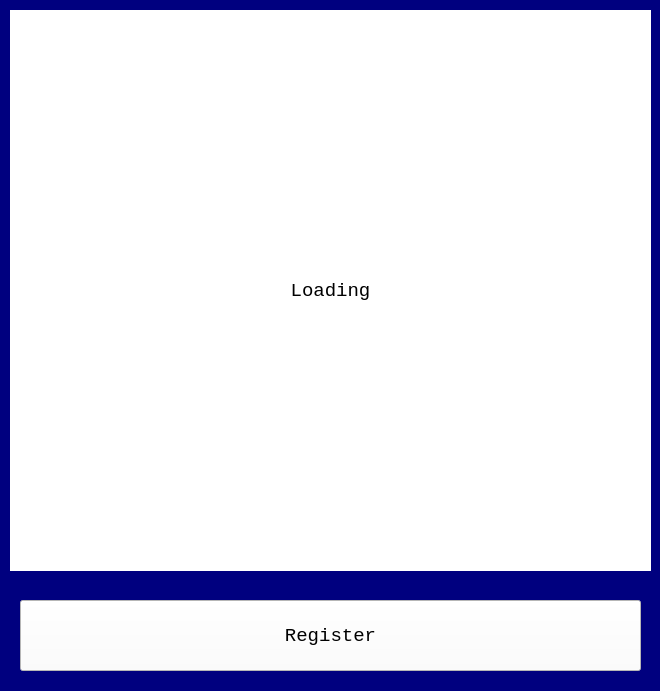
First picture: the form in untitled.ui, repository Fsociety-Mrn/AIoT-Smartlock, before the edit.
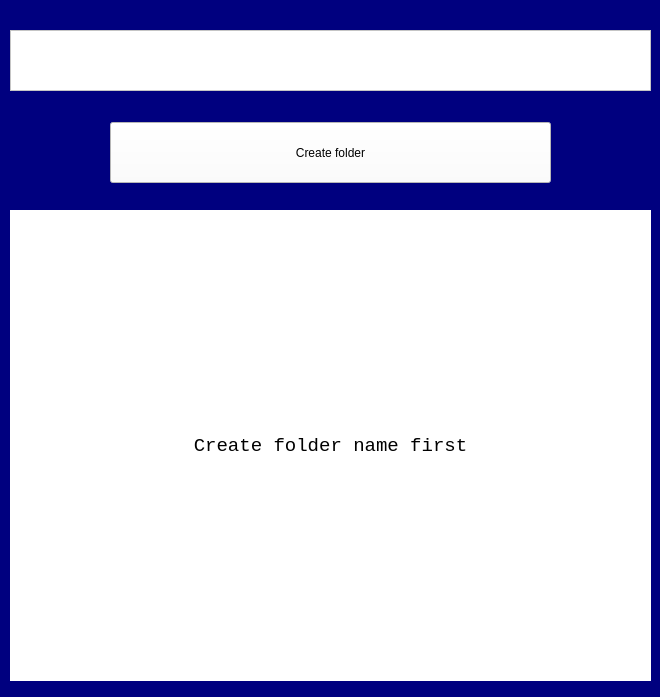
Second picture: the form after the edit.

What changed in the file:
```diff
--- a/untitled.ui
+++ b/untitled.ui
@@ -10,7 +10,7 @@
     <x>0</x>
     <y>0</y>
     <width>660</width>
-    <height>691</height>
+    <height>697</height>
    </rect>
   </property>
   <property name="windowTitle">
@@ -30,9 +30,9 @@
     <property name="geometry">
      <rect>
       <x>10</x>
-      <y>10</y>
+      <y>210</y>
       <width>641</width>
-      <height>561</height>
+      <height>471</height>
      </rect>
     </property>
     <property name="font">
@@ -45,38 +45,39 @@
      <string notr="true">background-color:rgb(255, 255, 255)</string>
     </property>
     <property name="text">
-     <string>Loading</string>
+     <string>Create folder name first</string>
     </property>
     <property name="alignment">
      <set>Qt::AlignCenter</set>
     </property>
    </widget>
+   <widget class="QPlainTextEdit" name="plainTextEdit">
+    <property name="geometry">
+     <rect>
+      <x>10</x>
+      <y>30</y>
+      <width>641</width>
+      <height>61</height>
+     </rect>
+    </property>
+    <property name="styleSheet">
+     <string notr="true">background-color:rgb(255, 255, 255)</string>
+    </property>
+   </widget>
    <widget class="QPushButton" name="pushButton">
     <property name="geometry">
      <rect>
-      <x>20</x>
-      <y>600</y>
-      <width>621</width>
-      <height>71</height>
+      <x>110</x>
+      <y>122</y>
+      <width>441</width>
+      <height>61</height>
      </rect>
     </property>
-    <property name="font">
-     <font>
-      <family>Courier New</family>
-      <pointsize>14</pointsize>
-     </font>
-    </property>
-    <property name="toolTip">
-     <string>click to register</string>
-    </property>
-    <property name="autoFillBackground">
-     <bool>false</bool>
-    </property>
     <property name="styleSheet">
      <string notr="true">background-color:rgb(255, 255, 255)</string>
     </property>
     <property name="text">
-     <string>Register</string>
+     <string>Create folder</string>
     </property>
    </widget>
   </widget>
```
